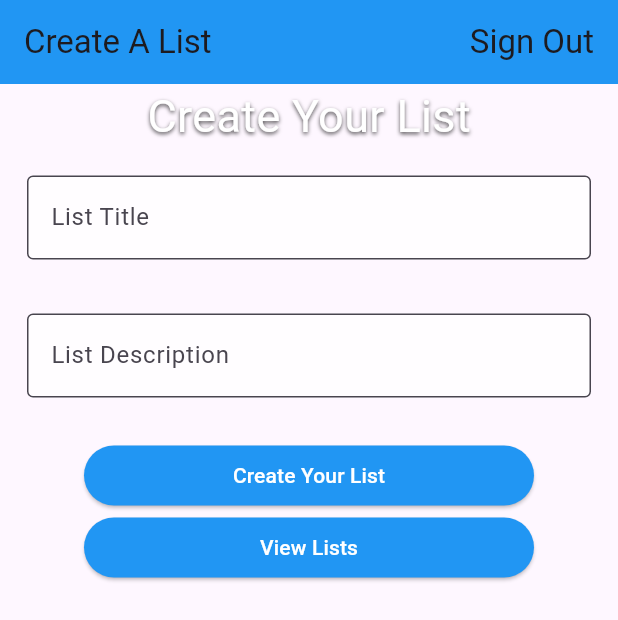
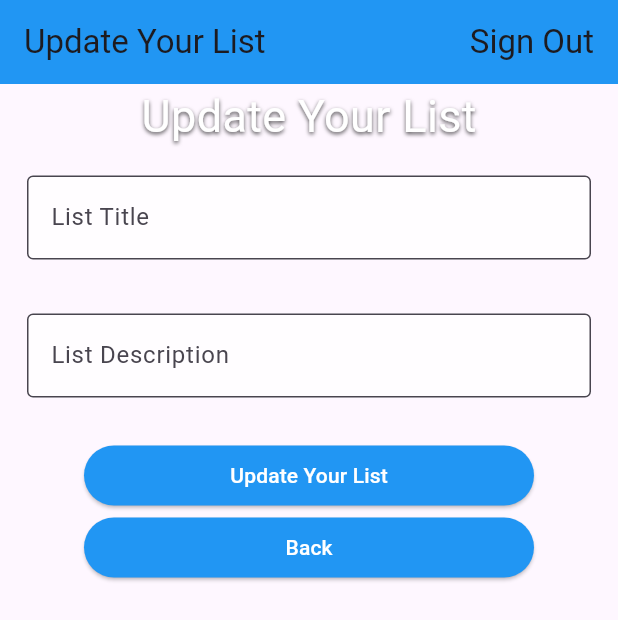
Before and after one commit to sp5orange/FlutterProject, a Flutter app: the UpdateList screen opened directly, on a phone screen of 412 x 824 dp. Shown: the top 620 px of the screen. Run offline on Flutter 3.47's test engine with Material 3 defaults, Android fonts, the phone set to English and light mode, and no system bars.

Commit message:
Updated Pages

```diff
--- a/grocerylist/lib/pages/updatelist_page.dart
+++ b/grocerylist/lib/pages/updatelist_page.dart
@@ -17,7 +17,7 @@ class UpdateList extends StatelessWidget {
         automaticallyImplyLeading: false,
         title: Row(
           children: [
-            Text('Create A List'),
+            Text('Update Your List'),
             Spacer(),
             Text('Sign Out'),
           ],
@@ -28,7 +28,7 @@ class UpdateList extends StatelessWidget {
           mainAxisAlignment: MainAxisAlignment.center,
           children: [
             Text(
-              'Create Your List',
+              'Update Your List',
               style: TextStyle(
                 fontSize: 30,
                 color: Color.fromARGB(255, 255, 255, 255),
@@ -71,23 +71,35 @@ class UpdateList extends StatelessWidget {
                   SizedBox(
                     width: 300,
                     child: ElevatedButton(
-                      onPressed: () {},
+                      onPressed: () {
+                        Navigator.of(context).push(
+                          MaterialPageRoute(
+                            builder: (context) => ViewListsPage(),
+                          ),
+                        );
+                      },
                       style: ElevatedButton.styleFrom(
                         primary: Colors.blue,
                         onPrimary: Colors.white,
                       ),
-                      child: Text('Create Your List'),
+                      child: Text('Update Your List'),
                     ),
                   ),
                   SizedBox(
                     width: 300,
                     child: ElevatedButton(
-                      onPressed: () {},
+                      onPressed: () {
+                        Navigator.of(context).push(
+                          MaterialPageRoute(
+                            builder: (context) => ViewListsPage(),
+                          ),
+                        );
+                      },
                       style: ElevatedButton.styleFrom(
                         primary: Colors.blue,
                         onPrimary: Colors.white,
                       ),
-                      child: Text('View Lists'),
+                      child: Text('Back'),
                     ),
                   ),
                 ],
--- a/grocerylist/lib/pages/viewlist_page.dart
+++ b/grocerylist/lib/pages/viewlist_page.dart
@@ -7,7 +7,7 @@ import 'package:grocerylist/pages/updatelist_page.dart';
 import 'package:grocerylist/pages/viewlist_page.dart';
 
 class ViewListsPage extends StatelessWidget {
-  List<String> lists = ['List 1', 'List 2', 'List 3'];
+  List<String> lists = ['List 1'];
 
   @override
   Widget build(BuildContext context) {
```
